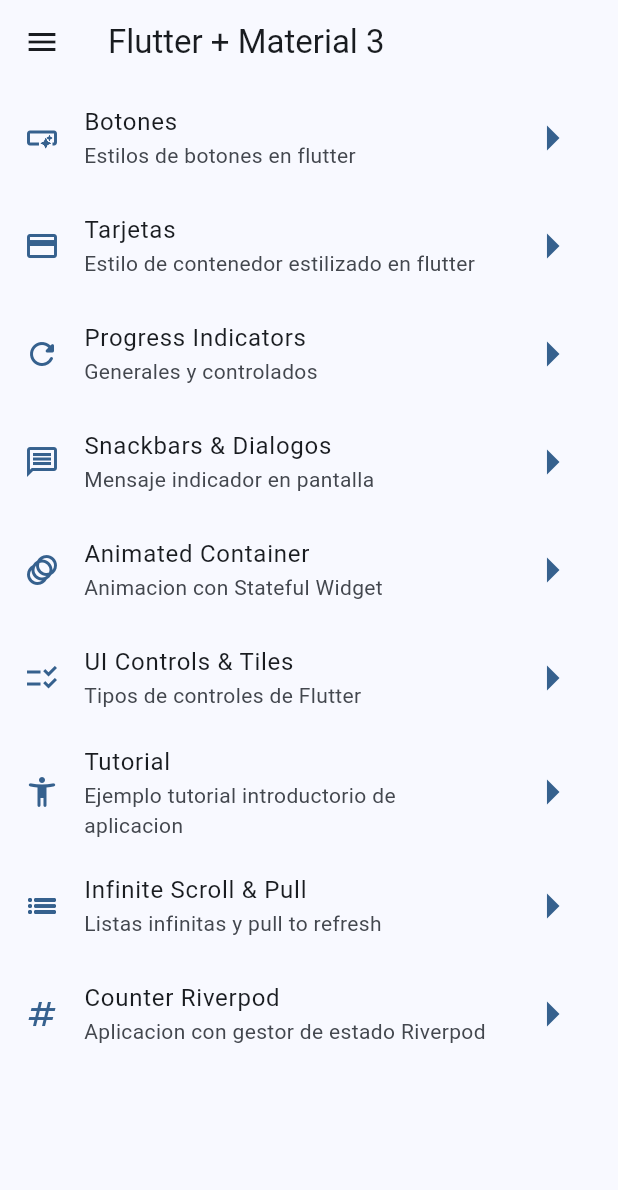
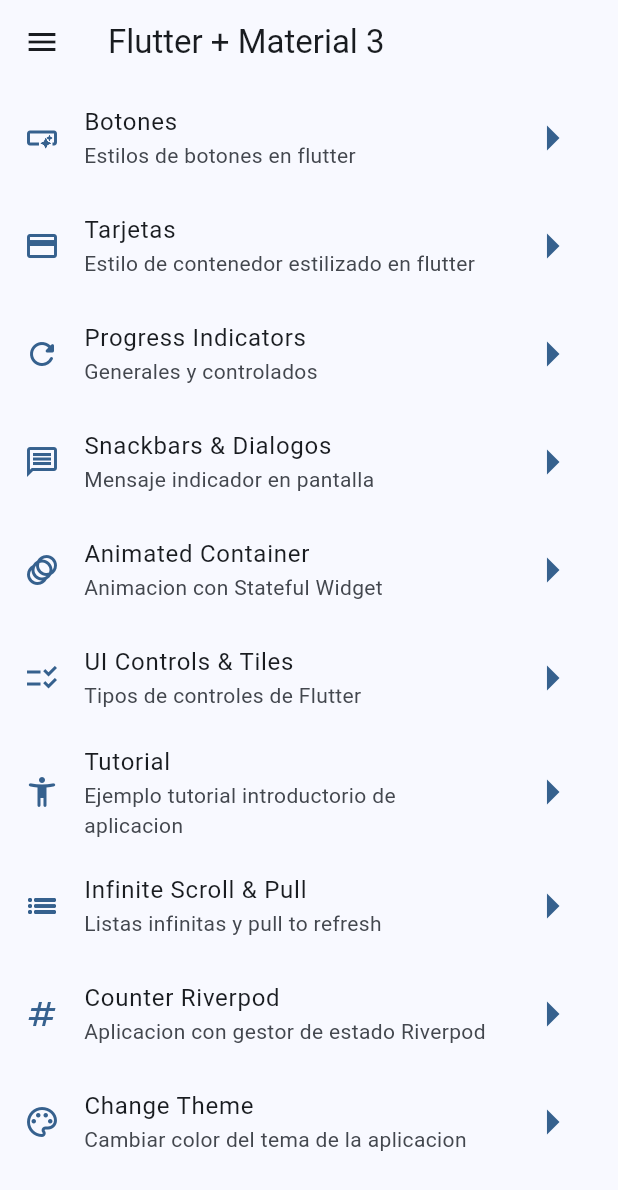
Before and after one commit to AndresCastilloPlata/flutter_widgets_funcionales, a Flutter app: the screen it shows after launch, on a phone screen of 412 x 824 dp. Shown: the top 1190 px of the screen. Run offline on Flutter 3.47's test engine with Material 3 defaults, Android fonts, the light colour scheme and no system bars; our stand-ins replace animate_do, flutter_riverpod, go_router.

Commit message:
creacion y ajuste de la pantalla theme para el cambio de color y uso del gestor de estado

```diff
--- a/lib/config/menu/menu_items.dart
+++ b/lib/config/menu/menu_items.dart
@@ -65,7 +65,13 @@
   MenuItem(
     title: 'Counter Riverpod',
     subTitle: 'Aplicacion con gestor de estado Riverpod',
-    link: '/counter_screen',
+    link: '/counter',
     icon: Icons.numbers_sharp,
   ),
+  MenuItem(
+    title: 'Change Theme',
+    subTitle: 'Cambiar color del tema de la aplicacion',
+    link: '/theme-changer',
+    icon: Icons.color_lens_outlined,
+  ),
 ];
--- a/lib/config/router/app_router.dart
+++ b/lib/config/router/app_router.dart
@@ -49,7 +49,12 @@
   ),
   GoRoute(
     name: CounterScreen.name,
-    path: '/counter_screen',
+    path: '/counter',
     builder: (context, state) => const CounterScreen(),
   ),
+  GoRoute(
+    name: ThemeChangerScreen.name,
+    path: '/theme-changer',
+    builder: (context, state) => const ThemeChangerScreen(),
+  ),
 ]);
--- a/lib/config/theme/app_theme.dart
+++ b/lib/config/theme/app_theme.dart
@@ -14,14 +14,18 @@
 
 class AppTheme {
   final int selectedColor;
+  final bool isDarkMode;
 
-  AppTheme({this.selectedColor = 0})
-      : assert(selectedColor >= 0, 'Selectecd color must be greater then 0'),
+  AppTheme({
+    this.selectedColor = 0,
+    this.isDarkMode = false,
+  })  : assert(selectedColor >= 0, 'Selectecd color must be greater then 0'),
         assert(selectedColor <= colorList.length,
             'Selectecd color must be less or equial then ${colorList.length - 1}');
 
   ThemeData getTheme() => ThemeData(
         useMaterial3: true,
+        brightness: isDarkMode ? Brightness.dark : Brightness.light,
         colorSchemeSeed: colorList[selectedColor],
         appBarTheme: const AppBarTheme(
           centerTitle: false,
--- a/lib/main.dart
+++ b/lib/main.dart
@@ -2,6 +2,7 @@
 import 'package:flutter_widgets_funcionales/config/router/app_router.dart';
 import 'package:flutter_widgets_funcionales/config/theme/app_theme.dart';
 import 'package:flutter/material.dart';
+import 'package:flutter_widgets_funcionales/presentation/providers/theme_provider.dart';
 
 void main() {
   runApp(
@@ -11,15 +12,19 @@
   );
 }
 
-class MainApp extends StatelessWidget {
+class MainApp extends ConsumerWidget {
   const MainApp({super.key});
 
   @override
-  Widget build(BuildContext context) {
+  Widget build(BuildContext context, WidgetRef ref) {
+    final bool isDarkMode = ref.watch(isDarkModeProvider);
+    final int selectedColor = ref.watch(selectedColorProvider);
+
     return MaterialApp.router(
       routerConfig: appRouter,
       debugShowCheckedModeBanner: false,
-      theme: AppTheme(selectedColor: 0).getTheme(),
+      theme: AppTheme(selectedColor: selectedColor, isDarkMode: isDarkMode)
+          .getTheme(),
       title: 'Flutter Widgets',
     );
   }
--- a/lib/presentation/providers/theme_provider.dart
+++ b/lib/presentation/providers/theme_provider.dart
@@ -1,3 +1,8 @@
 import 'package:flutter_riverpod/flutter_riverpod.dart';
+import 'package:flutter_widgets_funcionales/config/theme/app_theme.dart';
 
 final isDarkModeProvider = StateProvider((ref) => false);
+
+final colorListProvider = Provider((ref) => colorList);
+
+final selectedColorProvider = StateProvider((ref) => 0);
--- a/lib/presentation/screens/screens.dart
+++ b/lib/presentation/screens/screens.dart
@@ -7,4 +7,5 @@
 export 'package:flutter_widgets_funcionales/presentation/screens/infinite_scroll/infinite_scroll_screen.dart';
 export 'package:flutter_widgets_funcionales/presentation/screens/progress/progress_screen.dart';
 export 'package:flutter_widgets_funcionales/presentation/screens/snackbar/snackbar_screen.dart';
+export 'package:flutter_widgets_funcionales/presentation/screens/theme_changer/theme_changer_screen.dart';
 export 'package:flutter_widgets_funcionales/presentation/screens/ui_control/ui_control_screen.dart';
```
Also changed, not shown: lib/presentation/screens/theme_changer/theme_changer_screen.dart (added, +59 -0 lines).
